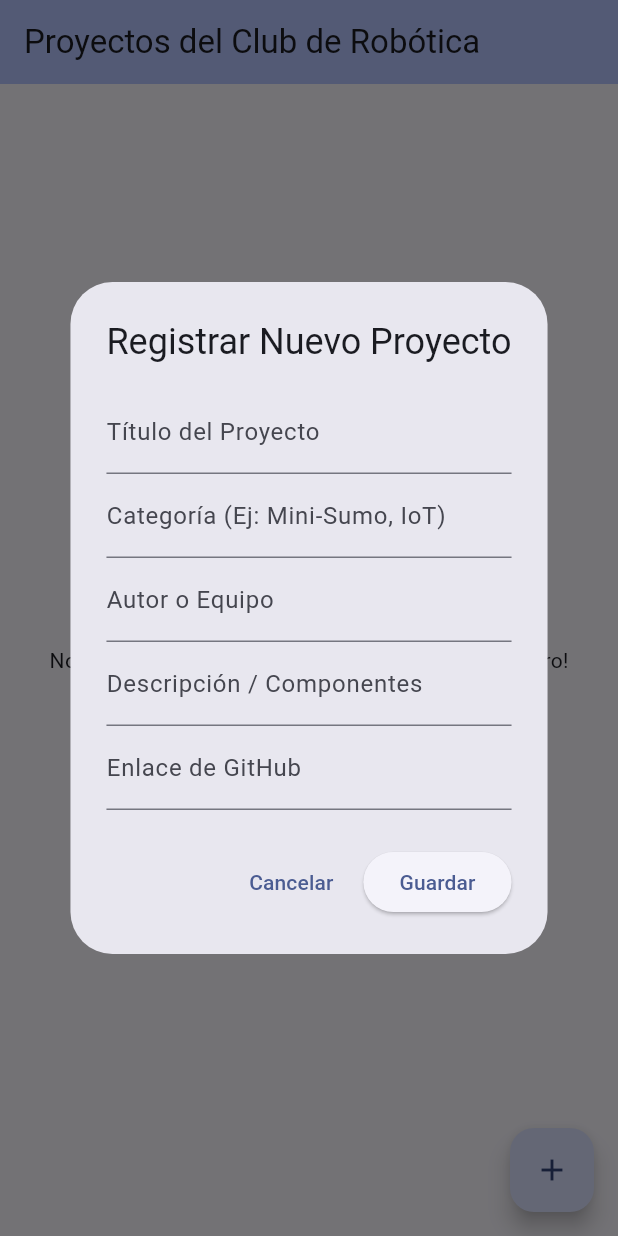
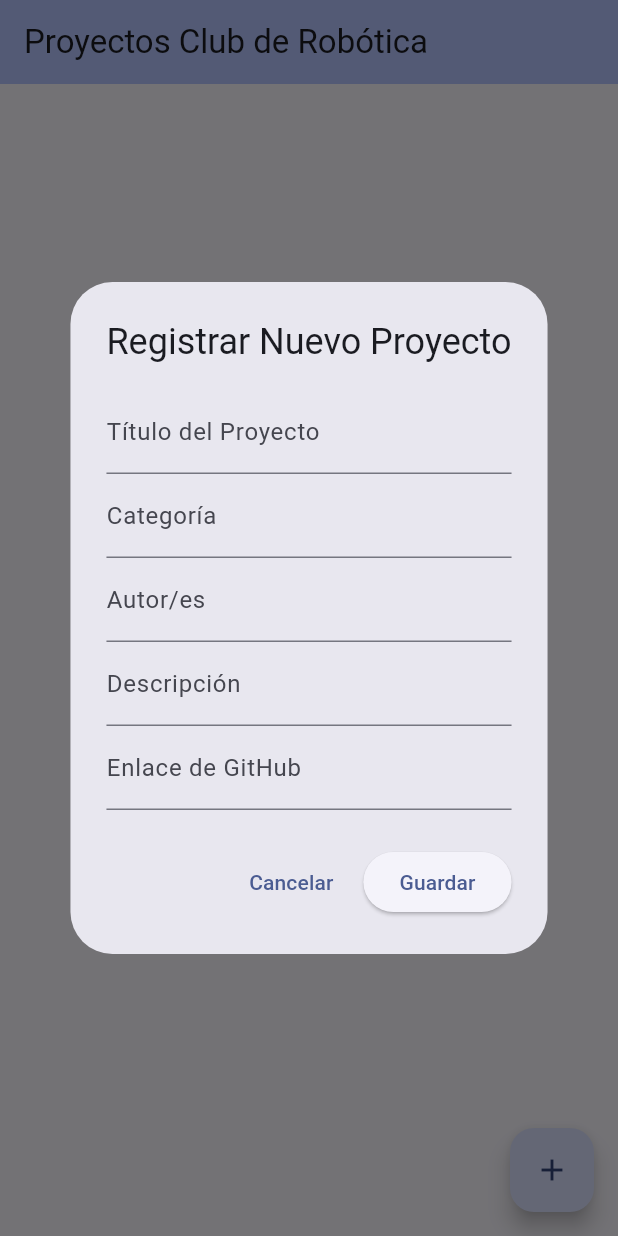
Before and after one commit to saulleonf/Club-de-Robotica-Repo, a Flutter app: the screen it shows after launch, after a tap on the "add" icon, on a phone screen of 412 x 824 dp. Run offline on Flutter 3.47's test engine with Material 3 defaults, Android fonts, the phone set to English and light mode, and no system bars; our stand-ins replace supabase_flutter; accounts and stored records are empty.

Commit message:
5to commit

```diff
--- a/lib/main.dart
+++ b/lib/main.dart
@@ -63,9 +63,9 @@ class _HomeScreenState extends State<HomeScreen> {
               mainAxisSize: MainAxisSize.min,
               children: [
                 TextField(controller: _tituloController, decoration: const InputDecoration(labelText: 'Título del Proyecto')),
-                TextField(controller: _categoriaController, decoration: const InputDecoration(labelText: 'Categoría (Ej: Mini-Sumo, IoT)')),
-                TextField(controller: _autorController, decoration: const InputDecoration(labelText: 'Autor o Equipo')),
-                TextField(controller: _descripcionController, decoration: const InputDecoration(labelText: 'Descripción / Componentes')),
+                TextField(controller: _categoriaController, decoration: const InputDecoration(labelText: 'Categoría')),
+                TextField(controller: _autorController, decoration: const InputDecoration(labelText: 'Autor/es')),
+                TextField(controller: _descripcionController, decoration: const InputDecoration(labelText: 'Descripción')),
                 TextField(controller: _enlaceController, decoration: const InputDecoration(labelText: 'Enlace de GitHub')),
               ],
             ),
@@ -91,11 +91,11 @@ class _HomeScreenState extends State<HomeScreen> {
                   setState(() {}); // Recargar la lista de la pantalla principal
 
                   ScaffoldMessenger.of(context).showSnackBar(
-                    const SnackBar(content: Text('¡Proyecto agregado con éxito!')),
+                    const SnackBar(content: Text('Listo')),
                   );
                 } catch (e) {
                   ScaffoldMessenger.of(context).showSnackBar(
-                    SnackBar(content: Text('Error al guardar: $e')),
+                    SnackBar(content: Text('Error: $e')),
                   );
                 }
               },
@@ -111,7 +111,7 @@ class _HomeScreenState extends State<HomeScreen> {
   Widget build(BuildContext context) {
     return Scaffold(
       appBar: AppBar(
-        title: const Text('Proyectos del Club de Robótica'),
+        title: const Text('Proyectos Club de Robótica'),
         backgroundColor: Theme.of(context).colorScheme.inversePrimary,
       ),
       body: FutureBuilder<List<Map<String, dynamic>>>(
@@ -125,7 +125,7 @@ class _HomeScreenState extends State<HomeScreen> {
           }
           final proyectos = snapshot.data ?? [];
           if (proyectos.isEmpty) {
-            return const Center(child: Text('No hay proyectos registrados aún. ¡Agrega el primero!'));
+            return const Center(child: Text('Ponganse a chamber'));
           }
           return ListView.builder(
             itemCount: proyectos.length,
@@ -175,7 +175,7 @@ class ProjectDetailScreen extends StatelessWidget {
   Widget build(BuildContext context) {
     return Scaffold(
       appBar: AppBar(
-        title: Text(proyecto['titulo'] ?? 'Detalle del Proyecto'),
+        title: Text(proyecto['titulo'] ?? 'Detalles del Proyecto'),
         backgroundColor: Theme.of(context).colorScheme.inversePrimary,
       ),
       body: Padding(
@@ -193,22 +193,22 @@ class ProjectDetailScreen extends StatelessWidget {
             ),
             const SizedBox(height: 8),
             Text(
-              'Autor / Equipo: ${proyecto['autor'] ?? 'No especificado'}',
+              'Autor: ${proyecto['autor'] ?? 'No especificado'}',
               style: TextStyle(fontSize: 16, color: Colors.grey[700], fontStyle: FontStyle.italic),
             ),
             const Divider(height: 32),
             const Text(
-              'Descripción y Documentación:',
+              'Descripción:',
               style: TextStyle(fontSize: 18, fontWeight: FontWeight.bold),
             ),
             const SizedBox(height: 8),
             Text(
-              proyecto['descripcion'] ?? 'Sin descripción detallada.',
+              proyecto['descripcion'] ?? 'Sin descripción.',
               style: const TextStyle(fontSize: 16, height: 1.5),
             ),
             const SizedBox(height: 32),
             const Text(
-              'Enlace al Repositorio de Código:',
+              'Enlace al Repositorio:',
               style: TextStyle(fontSize: 18, fontWeight: FontWeight.bold),
             ),
             const SizedBox(height: 8),
```
